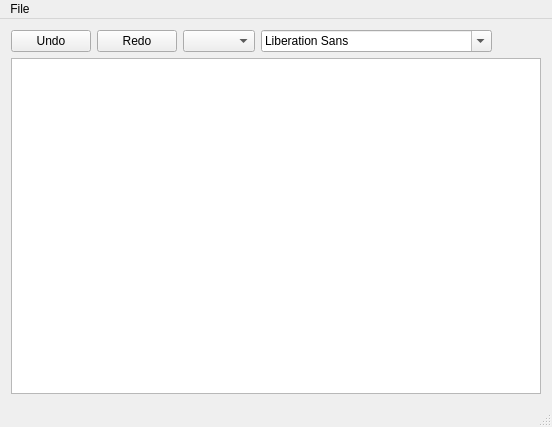
This is Text_Editor/notepad.ui in prvln/text_editors as Qt 5 draws it before an edit. The edited form follows.
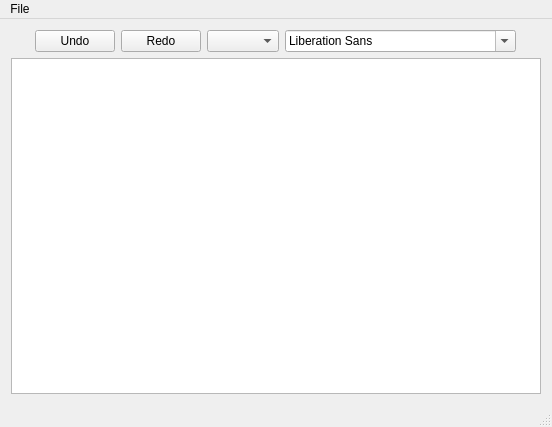
This is the edited form.

Patch:
```diff
--- a/Text_Editor/notepad.ui
+++ b/Text_Editor/notepad.ui
@@ -15,28 +15,41 @@
   </property>
   <widget class="QWidget" name="centralWidget">
    <layout class="QGridLayout" name="gridLayout">
-    <item row="0" column="2">
+    <item row="0" column="3">
      <widget class="QComboBox" name="comboBox"/>
     </item>
-    <item row="0" column="1">
+    <item row="0" column="2">
      <widget class="QPushButton" name="redo">
       <property name="text">
        <string>Redo</string>
       </property>
      </widget>
     </item>
-    <item row="0" column="3">
+    <item row="0" column="5">
+     <spacer name="horizontalSpacer">
+      <property name="orientation">
+       <enum>Qt::Horizontal</enum>
+      </property>
+      <property name="sizeHint" stdset="0">
+       <size>
+        <width>40</width>
+        <height>20</height>
+       </size>
+      </property>
+     </spacer>
+    </item>
+    <item row="0" column="4">
      <widget class="QFontComboBox" name="fontComboBox"/>
     </item>
-    <item row="0" column="0">
+    <item row="0" column="1">
      <widget class="QPushButton" name="undo">
       <property name="text">
        <string>Undo</string>
       </property>
      </widget>
     </item>
-    <item row="0" column="4">
-     <spacer name="horizontalSpacer">
+    <item row="0" column="0">
+     <spacer name="horizontalSpacer_2">
       <property name="orientation">
        <enum>Qt::Horizontal</enum>
       </property>
@@ -48,7 +61,7 @@
       </property>
      </spacer>
     </item>
-    <item row="1" column="0" colspan="5">
+    <item row="1" column="0" colspan="6">
      <widget class="QTextEdit" name="textEdit"/>
     </item>
    </layout>
```
